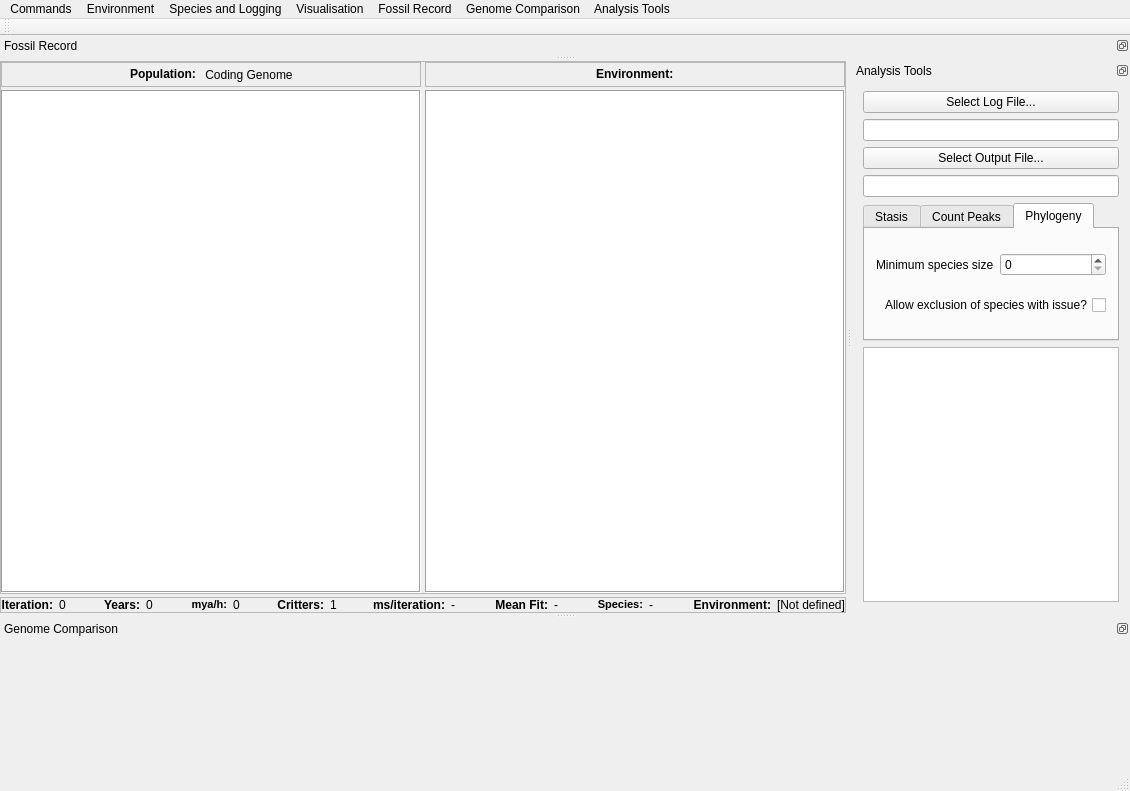
Old version of the form mainwindow.ui in the repository marksutton/EvoSim.
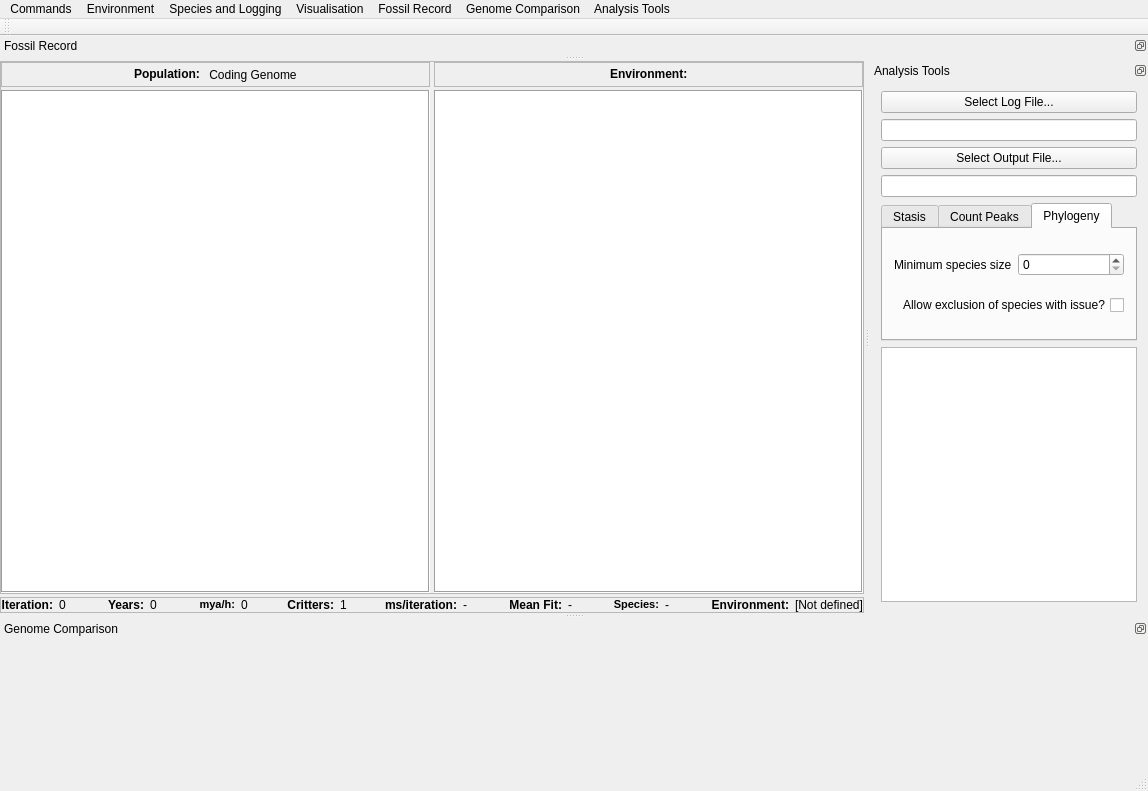
New version of the form.

What changed in the file:
```diff
--- a/mainwindow.ui
+++ b/mainwindow.ui
@@ -6,7 +6,7 @@
    <rect>
     <x>0</x>
     <y>0</y>
-    <width>1130</width>
+    <width>1148</width>
     <height>791</height>
    </rect>
   </property>
@@ -785,8 +785,8 @@
     <rect>
      <x>0</x>
      <y>0</y>
-     <width>1130</width>
-     <height>22</height>
+     <width>1148</width>
+     <height>23</height>
     </rect>
    </property>
    <widget class="QMenu" name="menuCommands">
```
Left out of the diff: 11 changed lines with no effect on the pictures.
